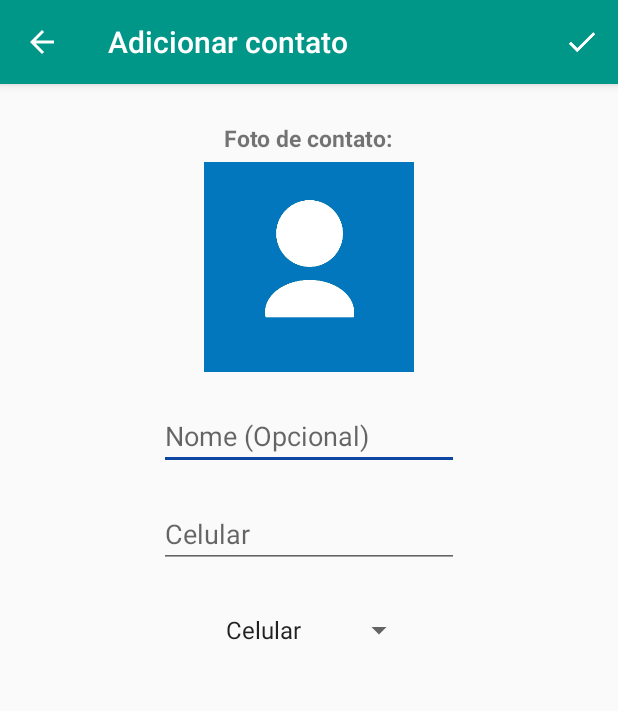
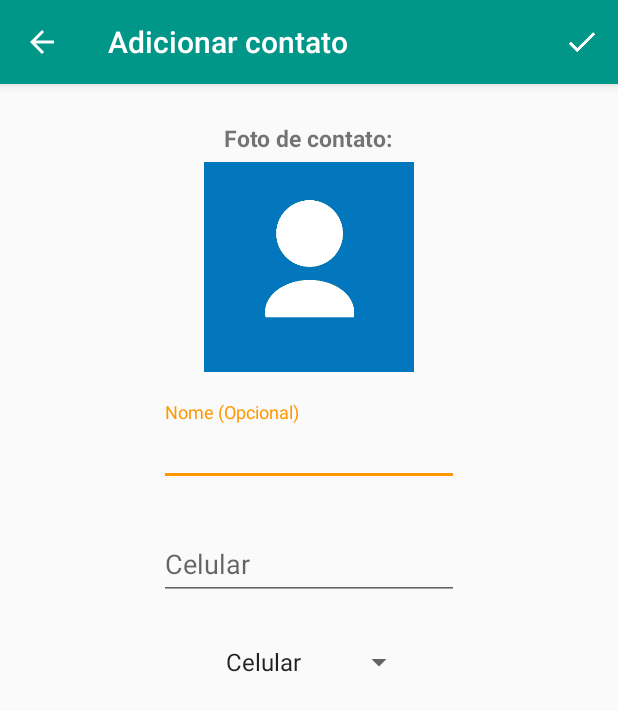
Before and after one commit to DanielBTPA/AContacts, an Android app: the ManagerContactActivity screen opened directly, with no data from a screen before it, on a phone screen of 412 x 824 dp. Shown: the top 711 px of the screen. Run offline under Robolectric (Android 15) with nearby library versions, the phone set to English and light mode, and no system bars.

Commit message:
Bugs fixes and updated code #3

```diff
--- a/app/src/main/java/br/alphap/acontacts/manager/ManagerContactActivity.java
+++ b/app/src/main/java/br/alphap/acontacts/manager/ManagerContactActivity.java
@@ -9,7 +9,9 @@ import android.os.Bundle;
 import android.os.Parcelable;
 import android.provider.MediaStore;
 import android.support.annotation.Nullable;
+import android.support.design.widget.TextInputLayout;
 import android.support.v7.app.AppCompatActivity;
+import android.support.v7.widget.AppCompatSpinner;
 import android.telephony.PhoneNumberFormattingTextWatcher;
 import android.view.Menu;
 import android.view.MenuItem;
@@ -18,7 +20,6 @@ import android.widget.AdapterView;
 import android.widget.ArrayAdapter;
 import android.widget.EditText;
 import android.widget.ImageView;
-import android.widget.Spinner;
 import android.widget.SpinnerAdapter;
 import android.widget.Toast;
 
@@ -39,7 +40,8 @@ public class ManagerContactActivity extends AppCompatActivity {
 
     private ImageView ivPersonalPic;
     private EditText edPersonalName, edPersonalPhone;
-    private Spinner spContactType;
+    private TextInputLayout textInputLayoutPhone;
+    private AppCompatSpinner spContactType;
 
     private String[] phonetype;
 
@@ -63,7 +65,9 @@ public class ManagerContactActivity extends AppCompatActivity {
         edPersonalPhone = (EditText) findViewById(R.id.idEtManagerPhone);
         edPersonalPhone.addTextChangedListener(new PhoneNumberFormattingTextWatcher());
 
-        spContactType = (Spinner) findViewById(R.id.idSpManagerSelectedType);
+        textInputLayoutPhone = (TextInputLayout) findViewById(R.id.textInputLayoutPhone);
+
+        spContactType = (AppCompatSpinner) findViewById(R.id.idSpManagerSelectedType);
 
         phonetype = getResources().getStringArray(R.array.spinnerTypes);
 
@@ -94,7 +98,7 @@ public class ManagerContactActivity extends AppCompatActivity {
             public void onItemSelected(AdapterView<?> parent, View view, int position, long id) {
 
                 contact.setContactType(position);
-                edPersonalPhone.setHint(phonetype[position]);
+                textInputLayoutPhone.setHint(phonetype[position]);
             }
 
             @Override
--- a/app/src/main/res/layout/activity_manager_contact.xml
+++ b/app/src/main/res/layout/activity_manager_contact.xml
@@ -29,42 +29,54 @@
             android:layout_below="@+id/idTvManagerTitlePic"
             android:layout_centerInParent="true"
             android:layout_marginTop="5dp"
+            android:onClick="onClickChoosePicture"
             android:src="@drawable/personal_image"
-            android:onClick="onClickChoosePicture"
-            app:actionColor="@color/colorChooseButtonDefaultLabel"
-            app:actionIcon="@drawable/ic_insert_photo_white_36dp"
-            app:actionDuration="duration_long"/>
+            app:actionColor="@color/colorAccent"
+            app:actionDuration="duration_long"
+            app:actionIcon="@drawable/ic_insert_photo_white_36dp" />
+
+        <android.support.design.widget.TextInputLayout
+            android:id="@+id/textInputLayoutName"
+            android:layout_width="wrap_content"
+            android:layout_height="match_parent"
+            android:layout_below="@+id/idIvManagerPic"
+            android:layout_centerInParent="true"
+            android:layout_marginTop="20dp">
 
             <EditText
                 android:id="@+id/idEtManagerName"
                 android:layout_width="200dp"
                 android:layout_height="wrap_content"
-            android:layout_below="@+id/idIvManagerPic"
-            android:layout_centerInParent="true"
-            android:layout_marginTop="20dp"
                 android:hint="@string/abc_manager_edittext_hint_name"
                 android:inputType="textCapWords" />
+
+        </android.support.design.widget.TextInputLayout>
+
+        <android.support.design.widget.TextInputLayout
+            android:id="@+id/textInputLayoutPhone"
+            android:layout_width="wrap_content"
+            android:layout_height="match_parent"
+            android:layout_below="@+id/textInputLayoutName"
+            android:layout_centerInParent="true"
+            android:layout_marginTop="20dp">
 
             <EditText
                 android:id="@+id/idEtManagerPhone"
                 android:layout_width="200dp"
                 android:layout_height="wrap_content"
-            android:layout_below="@+id/idEtManagerName"
-            android:layout_centerInParent="true"
-            android:layout_marginTop="20dp"
                 android:hint=""
                 android:inputType="phone" />
+        </android.support.design.widget.TextInputLayout>
 
-        <Spinner
+        <android.support.v7.widget.AppCompatSpinner
             android:id="@+id/idSpManagerSelectedType"
             android:layout_width="wrap_content"
             android:layout_height="wrap_content"
-            android:layout_below="@id/idEtManagerPhone"
+            android:layout_below="@id/textInputLayoutPhone"
             android:layout_centerInParent="true"
             android:layout_marginTop="17dp"
             android:spinnerMode="dialog" />
 
-
     </RelativeLayout>
 
 </ScrollView>
--- a/app/src/main/res/values/colors.xml
+++ b/app/src/main/res/values/colors.xml
@@ -3,7 +3,7 @@
     <color name="colorPrimary">#009688</color>
     <color name="colorPrimaryDark">#00796B</color>
     <color name="colorPrimaryLight">#4DB6AC</color>
-    <color name="colorAccent">#0D47A1</color>
+    <color name="colorAccent">#FF9800</color>
     <color name="colorNormalFab">#FF9800</color>
     <color name="colorPressedFab">#F57C00</color>
     <color name="colorRippleFab">#E65100</color>
```
Also changed, not shown: app/build.gradle (+4 -4 lines), app/src/main/java/br/alphap/acontacts/MainActivity.java (+17 -9 lines), app/src/main/java/br/alphap/acontacts/util/AnimObject.java (deleted, +0 -73 lines), app/src/main/java/br/alphap/acontacts/util/RecyclerViewScrollDetector.java (+4 -13 lines), app/src/main/res/layout-v21/activity_list_main.xml (+14 -17 lines), app/src/main/res/layout/activity_list_main.xml (+6 -11 lines), app/src/main/res/menu/menu_card_action.xml (+4 -4 lines), 2 other files. Lines whose indentation alone changed are shown as unchanged.
